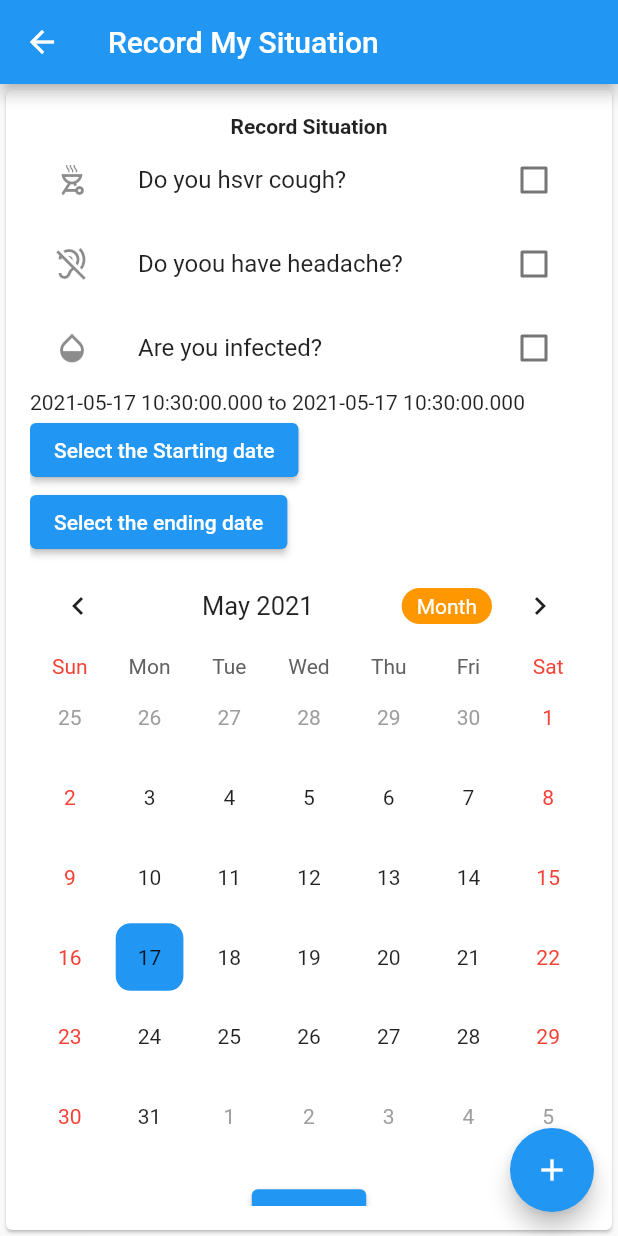
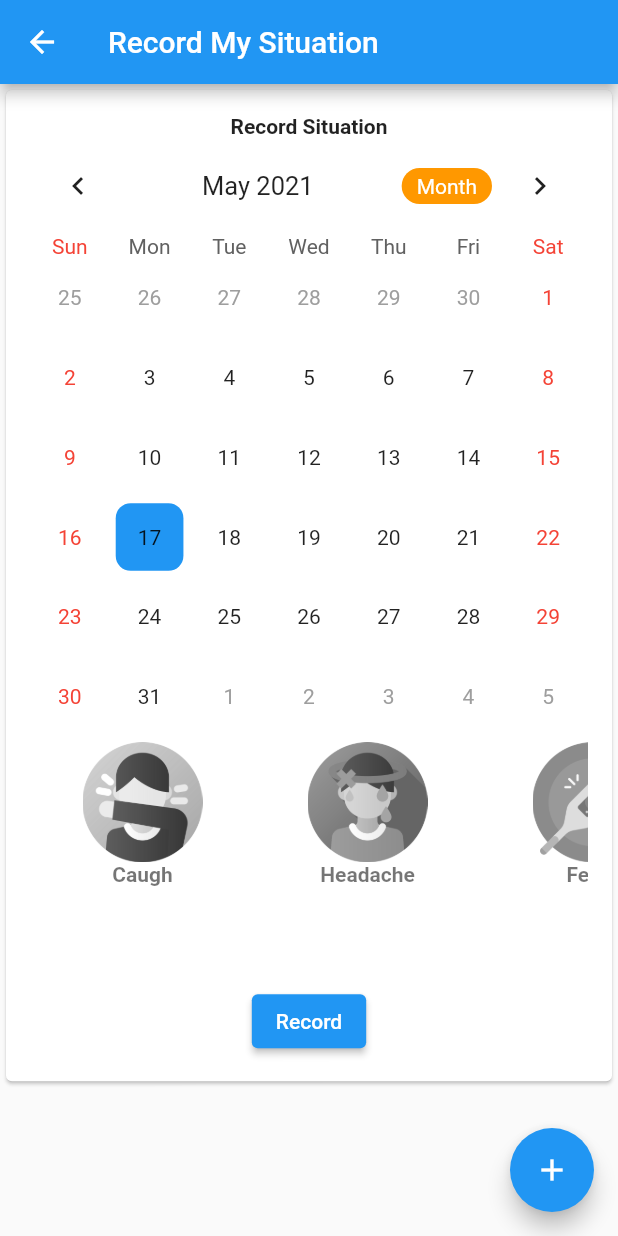
Before and after one commit to mariamsanad/app1, a Flutter app: the RecordCovid screen opened by its route, on a phone screen of 412 x 824 dp. Run offline on Flutter 3.47's test engine with Material 2 defaults, Android fonts, the phone set to English and light mode, and no system bars; drawn by our look-alikes of table_calendar; our stand-ins replace cloud_firestore, connectivity, firebase_auth, firebase_core, flutter_signin_button, flutter_spinkit and 3 more; missing offline and left inert: country_list_pick, web_scraper; accounts and stored records are empty.

Commit message:
Update RecordMySituation.dart

```diff
--- a/lib/Screens/RecordMySituation.dart
+++ b/lib/Screens/RecordMySituation.dart
@@ -6,56 +6,60 @@ import 'package:app1/Services/crudUser.dart';
 import 'package:shared_preferences/shared_preferences.dart';
 import 'package:table_calendar/table_calendar.dart';
 
-
 class RecordCovid extends StatefulWidget {
   @override
   _RecordCovidState createState() => _RecordCovidState();
 }
 
 class _RecordCovidState extends State<RecordCovid> {
-
-
-
   final GlobalKey<FormState> _formKey = GlobalKey<FormState>();
   final CalendarController _CController = CalendarController();
-  final TextEditingController _eventController=TextEditingController();
-  late SharedPreferences prefs ;
-  Map<DateTime,List<dynamic>> _events ={};
-   List<dynamic> _selectedEvents=[];
+  final TextEditingController _eventController = TextEditingController();
+  late SharedPreferences prefs;
+  Map<DateTime, List<dynamic>> _events = {};
+  List<dynamic> _selectedEvents = [];
+  var _selectedDate;
 
-   initPref() async{
-     prefs=await SharedPreferences.getInstance();
+  initPref() async {
+    prefs = await SharedPreferences.getInstance();
     setState(() {
-       _events =Map<DateTime,List<dynamic>>.from(decodeMap(json.decode(prefs.getString("events")?? "{}")));
+      _events = Map<DateTime, List<dynamic>>.from(
+          decodeMap(json.decode(prefs.getString("events") ?? "{}")));
     });
   }
 
   Map<DateTime, dynamic> decodeMap(Map<String, dynamic> map) {
     Map<DateTime, dynamic> newMap = {};
-    map.forEach((key, value) {newMap[DateTime.parse(key)] = map[key];});
+    map.forEach((key, value) {
+      newMap[DateTime.parse(key)] = map[key];
+    });
     return newMap;
   }
 
-
   Map<String, dynamic> encodeMap(Map<DateTime, dynamic> map) {
     Map<String, dynamic> newMap = {};
-    map.forEach((key, value) {newMap[key.toString()] = map[key];});
+    map.forEach((key, value) {
+      newMap[key.toString()] = map[key];
+    });
     return newMap;
   }
 
-  void initState(){
+  void initState() {
     super.initState();
-    _selectedEvents=[];
+    _selectedEvents = [];
     initPref();
     _events = {};
   }
 
-  bool? _C = false;
-  bool? _H = false;
-  bool? _i = false;
+  bool _C = false;
+  var _cimage = 'caugh-bw.png';
+  bool _H = false;
+  var _himage = 'head-bw.png';
+  bool  _F = false;
+  var _fimage = 'fever-bw.png';
+
   DateTime start = DateTime.now();
   DateTime end = DateTime.now();
-
 
   @override
   Widget build(BuildContext context) {
@@ -81,59 +85,6 @@ class _RecordCovidState extends State<RecordCovid> {
                     ),
                     Column(
                       children: [
-                        CheckboxListTile(
-                          title: Text("Do you hsvr cough?"),
-                          secondary: Icon(Icons.outdoor_grill_outlined),
-                            value: this._C,
-                            onChanged: (bool? val) {
-                              setState(() {
-                                this._C = val;
-                              });
-                            }),
-                        CheckboxListTile(
-                          title: Text("Do yoou have headache?"),
-                            secondary: Icon(Icons.hearing_disabled_sharp),
-                            value: this._H,
-                            onChanged: (bool? val) {
-                              setState(() {
-                                this._H = val;
-                              });
-                            }),
-                        CheckboxListTile(
-                            title: Text("Are you infected?"),
-                            secondary: Icon(Icons.opacity_sharp),
-                            value: this._i,
-                            onChanged: (bool? val) {
-                              setState(() {
-                                this._i = val;
-                              });
-                            })
-                      ],
-                    ),
-                    Container(
-                      child:Text("$start to $end"),
-                    ),
-                    Row(
-                      children: [
-
-                        SizedBox(
-                          height: 20,
-                        ),
-                        ElevatedButton(onPressed: ()=>_selectDate1(context),child:
-                          Text("Select the Starting date")
-                          ,)
-                      ],
-                    ),
-                    Row(
-                      children: [
-                        SizedBox(
-                          height: 20,
-                        ),
-                        ElevatedButton(onPressed: ()=>_selectDate2(context),child:
-                        Text("Select the ending date")
-                          ,)
-                      ],
-                    ),
                         TableCalendar(
                           events: _events,
                           calendarController: _CController,
@@ -142,58 +93,125 @@ class _RecordCovidState extends State<RecordCovid> {
                             selectedColor: Theme.of(context).primaryColor,
                             todayStyle: TextStyle(
                                 fontWeight: FontWeight.bold,
-                            fontSize:18.0,
-                            color: Colors.white
-                        ),
-
+                                fontSize: 18.0,
+                                color: Colors.white),
                           ),
                           headerStyle: HeaderStyle(
                               centerHeaderTitle: true,
                               formatButtonDecoration: BoxDecoration(
-                              color:Colors.orange,
-                              borderRadius: BorderRadius.circular(20.0)
-                          ),
-                          formatButtonTextStyle: TextStyle(
-                              color: Colors.white
-                          ),
-                          formatButtonShowsNext: false
-                      ),
+                                  color: Colors.orange,
+                                  borderRadius: BorderRadius.circular(20.0)),
+                              formatButtonTextStyle: TextStyle(color: Colors.white),
+                              formatButtonShowsNext: false),
                           builders: CalendarBuilders(
-                        selectedDayBuilder: (context, date,events)=>
+                            selectedDayBuilder: (context, date, events) =>
                                 Container(
-                                margin: EdgeInsets.all(4.0) ,
+                                    margin: EdgeInsets.all(4.0),
                                     alignment: Alignment.center,
                                     decoration: BoxDecoration(
                                         color: Theme.of(context).primaryColor,
                                         //shape: BoxShape.circle
-                                    borderRadius: BorderRadius.circular(10.0)
-                                ),
+                                        borderRadius: BorderRadius.circular(10.0)),
                                     child: Text(date.day.toString())),
-                        todayDayBuilder: (context, date,events)=>Container(
-
-                          margin: EdgeInsets.all(4.0) ,
+                            todayDayBuilder: (context, date, events) => Container(
+                              margin: EdgeInsets.all(4.0),
                               alignment: Alignment.center,
                               decoration: BoxDecoration(
                                   color: Colors.pinkAccent,
                                   //shape: BoxShape.circle
-                              borderRadius: BorderRadius.circular(10.0)
+                                  borderRadius: BorderRadius.circular(10.0)),
+                              child: Text(
+                                date.day.toString(),
+                                style: TextStyle(
+                                    color: Colors.white,
+                                    fontWeight: FontWeight.bold),
                               ),
-                          child: Text(date.day.toString(),
-                          style: TextStyle(color: Colors.white,fontWeight: FontWeight.bold),),
-                        ),),
+                            ),
+                          ),
                           startDay: DateTime.utc(2010, 10, 16),
                           endDay: DateTime.utc(2030, 3, 14),
                           initialSelectedDay: DateTime.now(),
-                    onDaySelected: (DateTime date, List<dynamic>events, List<dynamic>evev){
+                          onDaySelected: (DateTime date, List<dynamic> events,
+                              List<dynamic> evev) {
                             setState(() {
-                        _selectedEvents=events;
+                              _selectedDate = date;
+                              _selectedEvents = events;
                             });
                           },
                         ),
+                        FutureBuilder(
+                          future: getCovidRecord(_selectedDate,FirebaseAuth.instance.currentUser.uid),
+                          builder: (context, snapshot) {
+                            return SingleChildScrollView(
+                              scrollDirection: Axis.horizontal,
+                              child: Row(
+                              children: [
+                               Container(
+                                    height: 150,
+                                    width: 150,
+                                    child: ListTile(
+                                      title: InkWell(child: Image.asset('assets/images/'+_cimage, width: 80, height: 80,),onTap: (){
+                                        _C = !_C;
+                                        setState(() {
+                                          if(_C)
+                                            _cimage = 'caugh.png';
+                                          else
+                                            _cimage = 'caugh-bw.png';
+                                        });
+                                      },),
+                                      subtitle: Text("Caugh", textAlign: TextAlign.center, style: TextStyle(fontWeight: FontWeight.w700),),
+                                    ),),
+                                Container(
+                                  height: 150,
+                                  width: 150,
+                                  child: ListTile(
+                                    title: InkWell(child: Image.asset('assets/images/'+_himage, width: 80, height: 80,),onTap: (){
+                                      _H = !_H;
+                                      setState(() {
+                                        if(_H)
+                                          _himage = 'head.png';
+                                        else
+                                          _himage = 'head-bw.png';
+                                      });
+                                    },),
+                                    subtitle: Text("Headache", textAlign: TextAlign.center, style: TextStyle(fontWeight: FontWeight.w700),),
+                                  ),),
+                                Container(
+                                  height: 150,
+                                  width: 150,
+                                  child: ListTile(
+                                    title: InkWell(child: Image.asset('assets/images/'+_fimage, width: 80, height: 80,),onTap: (){
+                                      _F = !_F;
+                                      setState(() {
+                                        if(_F)
+                                          _fimage = 'fever.png';
+                                        else
+                                          _fimage = 'fever-bw.png';
+                                      });
+                                    },),
+                                    subtitle: Text("Fever", textAlign: TextAlign.center, style: TextStyle(fontWeight: FontWeight.w700),),
+                                  ),),
+                              ],
+                              ),
+                            );
+                          }
+                        ),
+                      ],
+                    ),
+                   /* Row(
+                      children: [
+                        SizedBox(
+                          height: 20,
+                        ),
+                        ElevatedButton(
+                          onPressed: () => _selectDate1(context),
+                          child: Text("Select the Starting date"),
+                        )
+                      ],
+                    ),*/
                     ..._selectedEvents.map((e) => ListTile(
                           title: Text(e),
                         )),
-
                     Container(
                       padding: const EdgeInsets.only(top: 16),
                       alignment: Alignment.center,
@@ -202,7 +220,7 @@ class _RecordCovidState extends State<RecordCovid> {
                         onPressed: () async {
                           if (_formKey.currentState!.validate()) {
                             var id = FirebaseAuth.instance.currentUser.uid;
-                            await addCovidRecord(id, _C, _H,_i,start, end);
+                           // await addCovidRecord(id, _C, _H, _F, start, end);
                           }
                         },
                       ),
@@ -214,20 +232,23 @@ class _RecordCovidState extends State<RecordCovid> {
           )),
       floatingActionButton: FloatingActionButton(
         child: Icon(Icons.add),
-        onPressed: (){
+        onPressed: () {
           _showEventForm();
         },
       ),
     );
   }
 
-
-  _showEventForm(){
-    showDialog(context: context, builder: (context)=>AlertDialog(
+  _showEventForm() {
+    showDialog(
+        context: context,
+        builder: (context) => AlertDialog(
               content: TextField(
                 controller: _eventController,
-      ),actions: [
-        FlatButton( onPressed: () {
+              ),
+              actions: [
+                FlatButton(
+                    onPressed: () {
                       if (_eventController.text.isEmpty) return;
                       if (_events[_CController.selectedDay] != null) {
                         _events[_CController.selectedDay]!
@@ -237,10 +258,12 @@ class _RecordCovidState extends State<RecordCovid> {
                           _eventController.text
                         ];
                       }
-    prefs.setString("events", json.encode(encodeMap(_events)));
+                      prefs.setString(
+                          "events", json.encode(encodeMap(_events)));
                       _eventController.clear();
                       Navigator.pop(context);
-    }, child: Text("Save"))
+                    },
+                    child: Text("Save"))
               ],
             ));
     setState(() {
@@ -257,7 +280,7 @@ class _RecordCovidState extends State<RecordCovid> {
       //initialEntryMode: DatePickerEntryMode.input
     );
 
-    if(picked!=null && picked!=start)
+    if (picked != null && picked != start)
       setState(() {
         start = picked;
       });
@@ -271,7 +294,7 @@ class _RecordCovidState extends State<RecordCovid> {
       lastDate: DateTime(2025),
     );
 
-    if(picked!=null && picked!=end)
+    if (picked != null && picked != end)
       setState(() {
         end = picked;
       });
```
Lines whose indentation alone changed are shown as unchanged.
